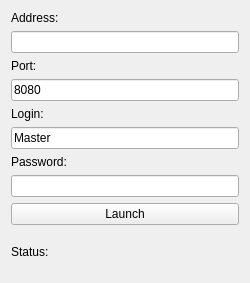
NocturnalShadow/TransportEmpire, file Application/display.ui: the form before one commit.
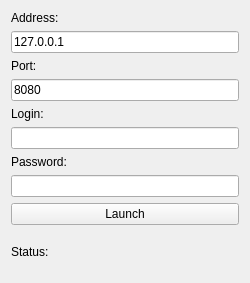
The form after the commit.

```diff
--- a/Application/display.ui
+++ b/Application/display.ui
@@ -24,7 +24,11 @@
       </widget>
      </item>
      <item>
-      <widget class="QLineEdit" name="addressEdit"/>
+      <widget class="QLineEdit" name="addressEdit">
+       <property name="text">
+        <string>127.0.0.1</string>
+       </property>
+      </widget>
      </item>
      <item>
       <widget class="QLabel" name="portLable">
@@ -50,7 +54,7 @@
      <item>
       <widget class="QLineEdit" name="loginEdit">
        <property name="text">
-        <string>Master</string>
+        <string/>
        </property>
       </widget>
      </item>
```
